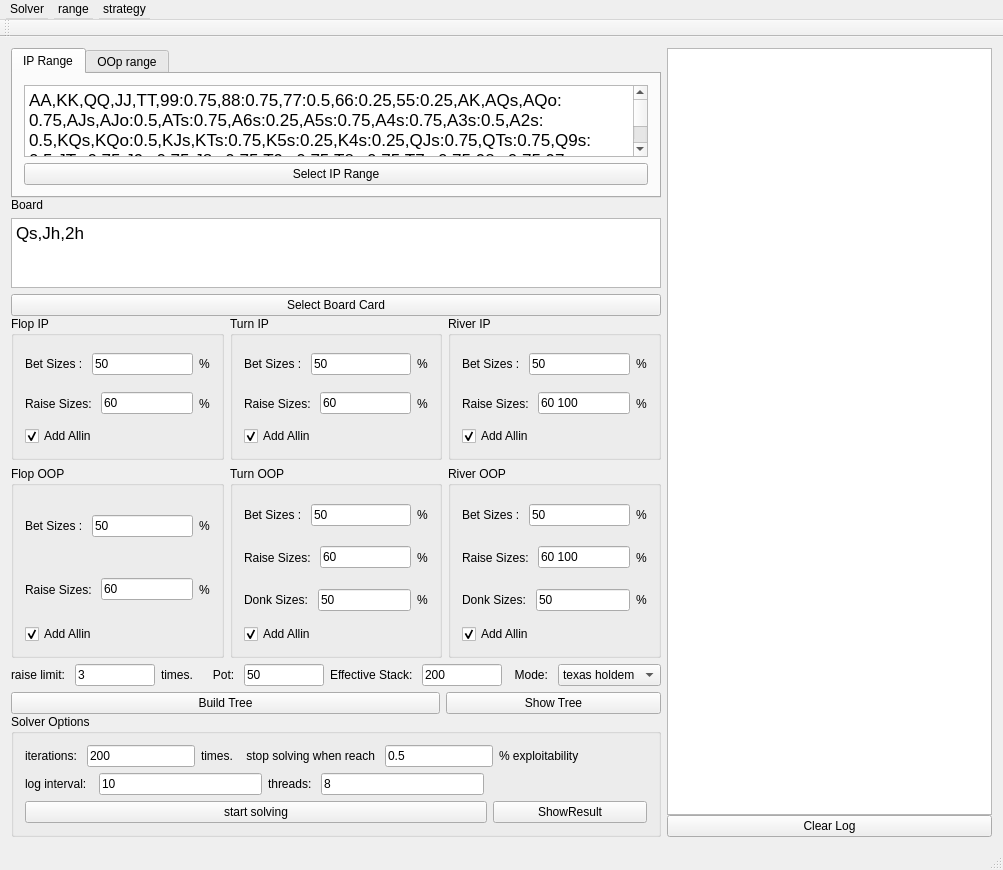
First picture: the form in mainwindow.ui, repository bupticybee/TexasSolver, before the edit.
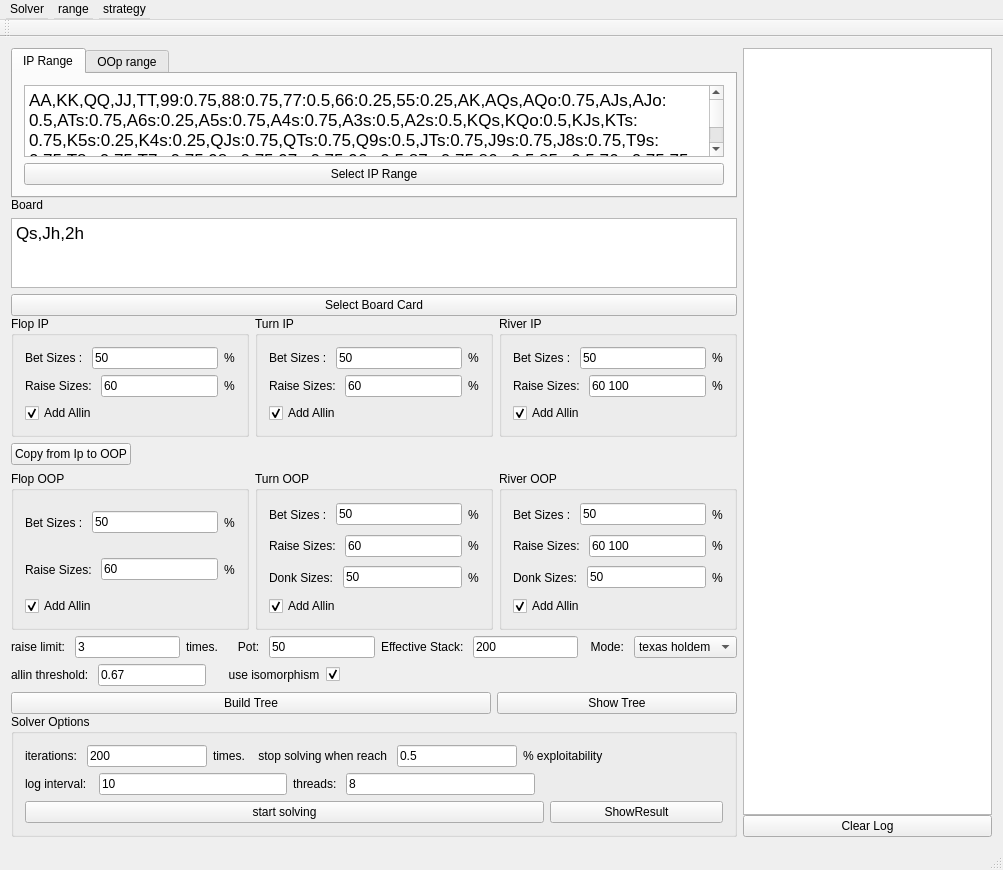
Second picture: the form after the edit.

Commit message: :new: add copy/allin threahold/use iso

```diff
--- a/mainwindow.ui
+++ b/mainwindow.ui
@@ -14,7 +14,7 @@
    <string>MainWindow</string>
   </property>
   <widget class="QWidget" name="centralWidget">
-   <layout class="QHBoxLayout" name="horizontalLayout_2" stretch="4,2">
+   <layout class="QHBoxLayout" name="horizontalLayout_2" stretch="0,0">
     <item>
      <layout class="QVBoxLayout" name="inputLayout" stretch="2,2,8,1">
       <property name="spacing">
@@ -111,7 +111,7 @@
        </layout>
       </item>
       <item>
-       <layout class="QVBoxLayout" name="inputStaticsLayout" stretch="3,4,0">
+       <layout class="QVBoxLayout" name="inputStaticsLayout" stretch="3,0,4,0">
         <item>
          <layout class="QHBoxLayout" name="horizontalLayout_3" stretch="1,1,1">
           <item>
@@ -347,6 +347,30 @@
           </item>
          </layout>
         </item>
+        <item>
+         <layout class="QHBoxLayout" name="horizontalLayout_52">
+          <item>
+           <widget class="QPushButton" name="copyButtom">
+            <property name="text">
+             <string>Copy from Ip to OOP</string>
+            </property>
+           </widget>
+          </item>
+          <item>
+           <spacer name="horizontalSpacer_3">
+            <property name="orientation">
+             <enum>Qt::Horizontal</enum>
+            </property>
+            <property name="sizeHint" stdset="0">
+             <size>
+              <width>40</width>
+              <height>20</height>
+             </size>
+            </property>
+           </spacer>
+          </item>
+         </layout>
+        </item>
         <item>
          <layout class="QHBoxLayout" name="horizontalLayout_6" stretch="1,1,1">
           <item>
@@ -701,6 +725,60 @@
             </item>
            </layout>
           </item>
+          <item>
+           <layout class="QHBoxLayout" name="horizontalLayout_54">
+            <item>
+             <widget class="QLabel" name="label_75">
+              <property name="text">
+               <string>allin threshold: </string>
+              </property>
+             </widget>
+            </item>
+            <item>
+             <widget class="QLineEdit" name="allinThresholdText">
+              <property name="sizePolicy">
+               <sizepolicy hsizetype="Preferred" vsizetype="Fixed">
+                <horstretch>0</horstretch>
+                <verstretch>0</verstretch>
+               </sizepolicy>
+              </property>
+              <property name="text">
+               <string>0.67</string>
+              </property>
+             </widget>
+            </item>
+            <item>
+             <widget class="QLabel" name="label_76">
+              <property name="text">
+               <string>     use isomorphism</string>
+              </property>
+             </widget>
+            </item>
+            <item>
+             <widget class="QCheckBox" name="useIsoCheck">
+              <property name="text">
+               <string/>
+              </property>
+              <property name="checked">
+               <bool>true</bool>
+              </property>
+             </widget>
+            </item>
+            <item>
+             <spacer name="horizontalSpacer_6">
+              <property name="orientation">
+               <enum>Qt::Horizontal</enum>
+              </property>
+              <property name="sizeHint" stdset="0">
+               <size>
+                <width>40</width>
+                <height>20</height>
+               </size>
+              </property>
+             </spacer>
+            </item>
+           </layout>
+          </item>
           <item>
            <layout class="QHBoxLayout" name="horizontalLayout_50" stretch="6,3">
             <item>
```
The commit also changes 2 other files.
